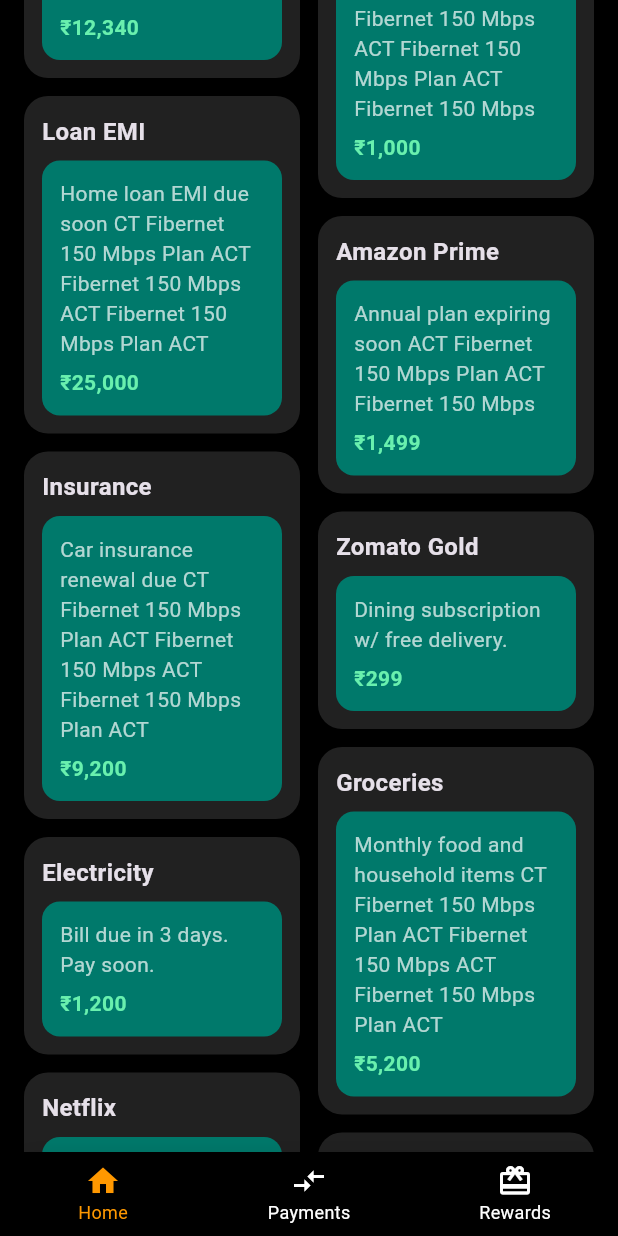
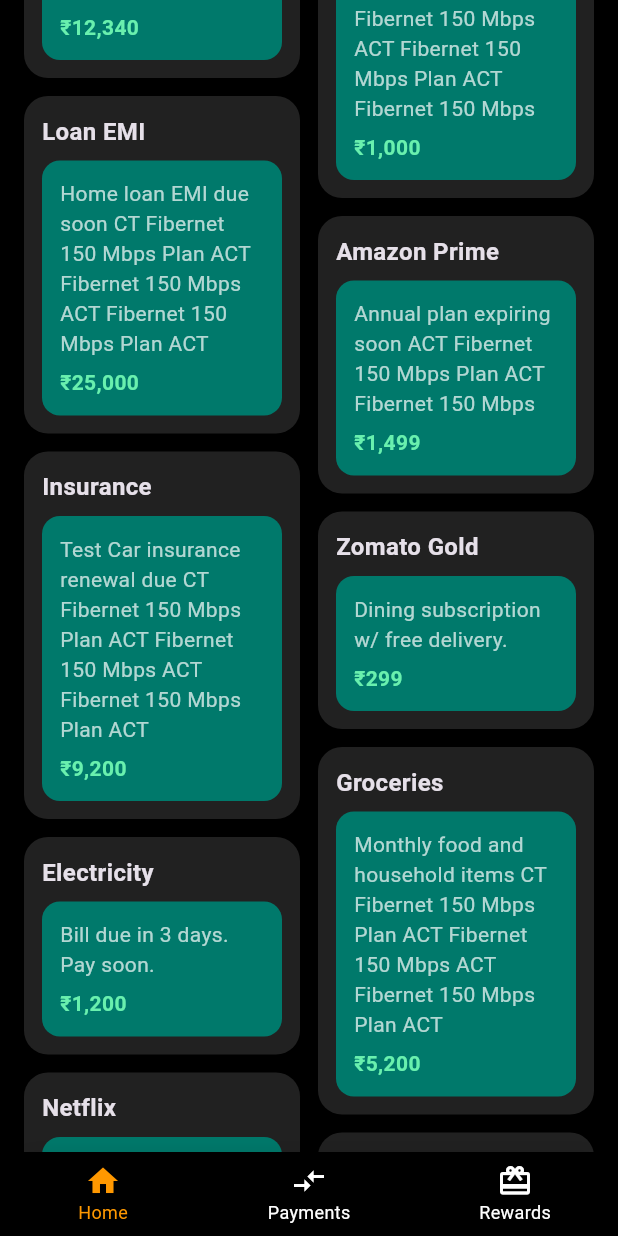
Before and after one commit to shubham281092/my_demo_flutter_application, a Flutter app: the screen it shows after launch, scrolled down 576 dp, on a phone screen of 412 x 824 dp. Run offline on Flutter 3.47's test engine with Material 3 defaults, Android fonts, the phone set to English and light mode, and no system bars.

Commit message:
Test Add description

```diff
--- a/lib/main.dart
+++ b/lib/main.dart
@@ -74,7 +74,7 @@
     {
       'title': 'Insurance',
       'desc':
-          'Car insurance renewal due CT Fibernet 150 Mbps Plan ACT Fibernet 150 Mbps ACT Fibernet 150 Mbps Plan ACT',
+          'Test Car insurance renewal due CT Fibernet 150 Mbps Plan ACT Fibernet 150 Mbps ACT Fibernet 150 Mbps Plan ACT',
       'amount': '\u20b99,200',
     },
     {
```
